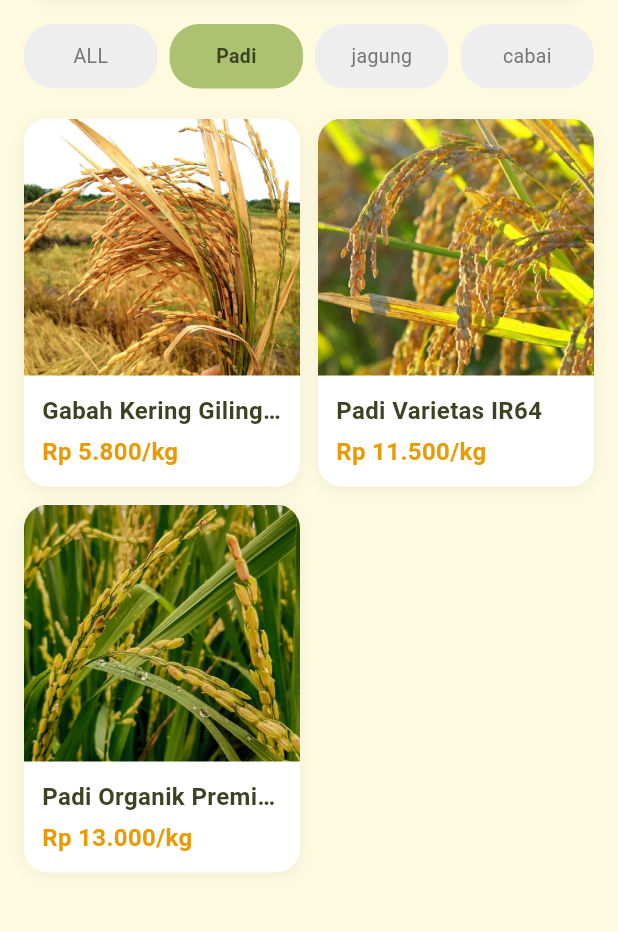
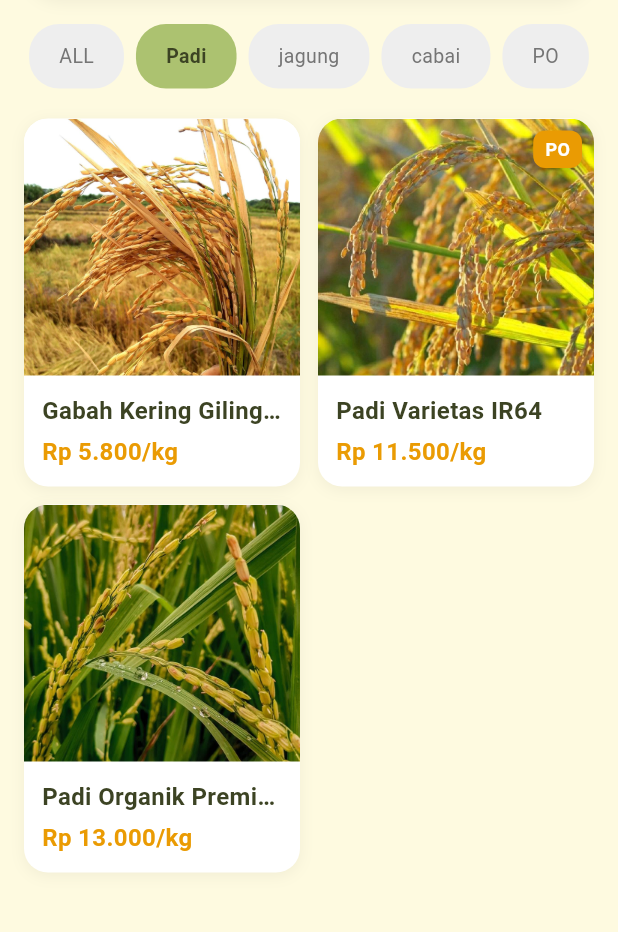
Before and after one commit to KeaneKen/ALP_Vispro_AgroSell, a Flutter app: the CatalogView screen opened directly, after a tap on "Padi", on a phone screen of 412 x 824 dp, the part 108-1040 px from its top. Run offline on Flutter 3.47's test engine with Material 3 defaults, Android fonts, the phone set to English and light mode, and no system bars; our stand-ins replace curved_navigation_bar.

Commit message:
tambahan simbol pre order dan filter pre order

```diff
--- a/Frontend/agrosell/lib/shared/catalog/view/catalog_view.dart
+++ b/Frontend/agrosell/lib/shared/catalog/view/catalog_view.dart
@@ -94,6 +94,8 @@ class _CatalogViewState extends State<CatalogView> {
           // Filter Buttons
           Padding(
             padding: const EdgeInsets.symmetric(horizontal: 16.0),
+            child: SingleChildScrollView(
+              scrollDirection: Axis.horizontal,
               child: Row(
                 children: [
                   _buildFilterButton('ALL'),
@@ -103,7 +105,10 @@ class _CatalogViewState extends State<CatalogView> {
                   _buildFilterButton('jagung'),
                   const SizedBox(width: 8),
                   _buildFilterButton('cabai'),
+                  const SizedBox(width: 8),
+                  _buildFilterButton('PO'),
                 ],
+              ),
             ),
           ),
 
@@ -165,11 +170,10 @@ class _CatalogViewState extends State<CatalogView> {
       animation: _viewModel,
       builder: (context, child) {
         final isSelected = _viewModel.selectedFilter == label;
-        return Expanded(
-          child: GestureDetector(
+        return GestureDetector(
           onTap: () => _viewModel.setFilter(label),
           child: Container(
-              padding: const EdgeInsets.symmetric(vertical: 12),
+            padding: const EdgeInsets.symmetric(vertical: 12, horizontal: 20),
             decoration: BoxDecoration(
               color: isSelected ? AppColors.primaryLight : Colors.grey[200],
               borderRadius: BorderRadius.circular(20),
@@ -181,7 +185,6 @@ class _CatalogViewState extends State<CatalogView> {
                   color: isSelected ? AppColors.textPrimary : Colors.grey[600],
                   fontWeight: isSelected ? FontWeight.w600 : FontWeight.normal,
                   fontSize: 13,
-                  ),
                 ),
               ),
             ),
@@ -212,13 +215,16 @@ class _CatalogViewState extends State<CatalogView> {
           crossAxisAlignment: CrossAxisAlignment.start,
           children: [
             Expanded(
-              child: ClipRRect(
+              child: Stack(
+                children: [
+                  ClipRRect(
                     borderRadius: const BorderRadius.vertical(top: Radius.circular(16)),
                     child: product['image'] != null
                         ? Image.asset(
                             product['image']!,
                             fit: BoxFit.cover,
                             width: double.infinity,
+                            height: double.infinity,
                             errorBuilder: (context, error, stackTrace) {
                               return Container(
                                 decoration: BoxDecoration(
@@ -246,6 +252,36 @@ class _CatalogViewState extends State<CatalogView> {
                               ),
                             ),
                           ),
+                  ),
+                  // Pre-Order Badge
+                  if (product['isPreOrder'] == 'true')
+                    Positioned(
+                      top: 8,
+                      right: 8,
+                      child: Container(
+                        padding: const EdgeInsets.symmetric(horizontal: 8, vertical: 4),
+                        decoration: BoxDecoration(
+                          color: AppColors.secondary,
+                          borderRadius: BorderRadius.circular(8),
+                          boxShadow: [
+                            BoxShadow(
+                              color: Colors.black.withOpacity(0.2),
+                              blurRadius: 4,
+                              offset: const Offset(0, 2),
+                            ),
+                          ],
+                        ),
+                        child: const Text(
+                          'PO',
+                          style: TextStyle(
+                            color: Colors.white,
+                            fontSize: 12,
+                            fontWeight: FontWeight.bold,
+                          ),
+                        ),
+                      ),
+                    ),
+                ],
               ),
             ),
             Padding(
--- a/Frontend/agrosell/lib/shared/catalog/viewmodel/catalog_viewmodel.dart
+++ b/Frontend/agrosell/lib/shared/catalog/viewmodel/catalog_viewmodel.dart
@@ -28,6 +28,7 @@ class CatalogViewModel extends ChangeNotifier {
         'stock': 'Stok: 500kg',
         'rating': '4.8',
         'image': 'assets/images/padi 1.jpg',
+        'isPreOrder': 'false',
       },
       {
         'name': 'Padi Varietas IR64',
@@ -36,6 +37,7 @@ class CatalogViewModel extends ChangeNotifier {
         'stock': 'Stok: 800kg',
         'rating': '4.9',
         'image': 'assets/images/padi 2.jpg',
+        'isPreOrder': 'true',
       },
       {
         'name': 'Padi Organik Premium',
@@ -44,6 +46,7 @@ class CatalogViewModel extends ChangeNotifier {
         'stock': 'Stok: 300kg',
         'rating': '4.7',
         'image': 'assets/images/padi 3.jpg',
+        'isPreOrder': 'false',
       },
       // Produk Jagung
       {
@@ -53,6 +56,7 @@ class CatalogViewModel extends ChangeNotifier {
         'stock': 'Stok: 300kg',
         'rating': '4.6',
         'image': 'assets/images/jagung 1.jpg',
+        'isPreOrder': 'true',
       },
       {
         'name': 'Jagung Manis Segar',
@@ -61,6 +65,7 @@ class CatalogViewModel extends ChangeNotifier {
         'stock': 'Stok: 250kg',
         'rating': '4.7',
         'image': 'assets/images/jagung 2.jpg',
+        'isPreOrder': 'false',
       },
       {
         'name': 'Jagung Hibrida',
@@ -69,6 +74,7 @@ class CatalogViewModel extends ChangeNotifier {
         'stock': 'Stok: 400kg',
         'rating': '4.5',
         'image': 'assets/images/jagung 3.jpg',
+        'isPreOrder': 'true',
       },
       // Produk Cabai
       {
@@ -78,6 +84,7 @@ class CatalogViewModel extends ChangeNotifier {
         'stock': 'Stok: 150kg',
         'rating': '4.7',
         'image': 'assets/images/cabe 1.jpg',
+        'isPreOrder': 'false',
       },
       {
         'name': 'Cabai Rawit Hijau',
@@ -86,6 +93,7 @@ class CatalogViewModel extends ChangeNotifier {
         'stock': 'Stok: 100kg',
         'rating': '4.5',
         'image': 'assets/images/cabe 2.jpg',
+        'isPreOrder': 'true',
       },
       {
         'name': 'Cabai Merah Besar',
@@ -94,6 +102,7 @@ class CatalogViewModel extends ChangeNotifier {
         'stock': 'Stok: 200kg',
         'rating': '4.6',
         'image': 'assets/images/cabe 3.jpg',
+        'isPreOrder': 'false',
       },
     ];
 
@@ -118,9 +127,10 @@ class CatalogViewModel extends ChangeNotifier {
   // Apply filters and search
   void _applyFilters() {
     _filteredProducts = _allProducts.where((product) {
-      // Filter by category
+      // Filter by category or pre-order
       bool matchesFilter = _selectedFilter == 'ALL' ||
-                          product['category'] == _selectedFilter;
+                          product['category'] == _selectedFilter ||
+                          (_selectedFilter == 'PO' && product['isPreOrder'] == 'true');
 
       // Filter by search query
       bool matchesSearch = _searchQuery.isEmpty ||
--- a/Frontend/agrosell/lib/shared/dashboard/viewmodel/dashboard_viewmodel.dart
+++ b/Frontend/agrosell/lib/shared/dashboard/viewmodel/dashboard_viewmodel.dart
@@ -30,6 +30,7 @@ class DashboardViewModel extends ChangeNotifier {
         'stock': 'Stok: 500kg',
         'rating': '4.8',
         'image': 'assets/images/padi 1.jpg',
+        'isPreOrder': 'false',
       },
       {
         'name': 'Padi Varietas IR64',
@@ -38,6 +39,7 @@ class DashboardViewModel extends ChangeNotifier {
         'stock': 'Stok: 800kg',
         'rating': '4.9',
         'image': 'assets/images/padi 2.jpg',
+        'isPreOrder': 'true',
       },
       {
         'name': 'Jagung Pipilan Kering',
@@ -46,6 +48,7 @@ class DashboardViewModel extends ChangeNotifier {
         'stock': 'Stok: 300kg',
         'rating': '4.6',
         'image': 'assets/images/jagung 1.jpg',
+        'isPreOrder': 'true',
       },
       {
         'name': 'Cabai Merah Keriting',
@@ -54,6 +57,7 @@ class DashboardViewModel extends ChangeNotifier {
         'stock': 'Stok: 150kg',
         'rating': '4.7',
         'image': 'assets/images/cabe 1.jpg',
+        'isPreOrder': 'false',
       },
       {
         'name': 'Cabai Rawit Hijau',
@@ -62,6 +66,7 @@ class DashboardViewModel extends ChangeNotifier {
         'stock': 'Stok: 100kg',
         'rating': '4.5',
         'image': 'assets/images/cabe 2.jpg',
+        'isPreOrder': 'true',
       },
     ];
 
--- a/Frontend/agrosell/lib/shared/notification/notification_route.dart
+++ /dev/null
@@ -1 +0,0 @@
-// TODO: Implement notification route
```
Also changed, not shown: Frontend/agrosell/lib/shared/dashboard/view/dashboard_view.dart (+28 -0 lines), Frontend/agrosell/lib/shared/product_detail/view/product_detail_view.dart (+44 -2 lines). Lines whose indentation alone changed are shown as unchanged.
